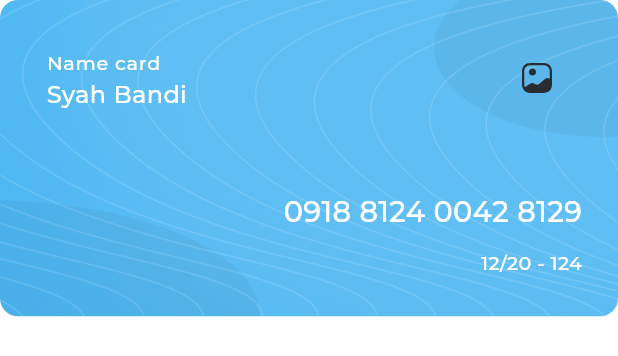
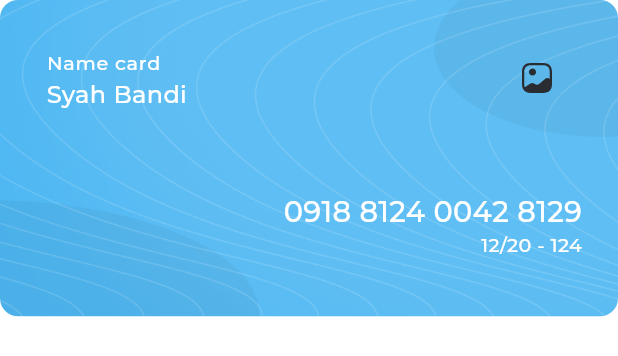
Before and after one commit to ahmedghaly15/Responsive-Flutter-App, a Flutter app: the MyCard widget shown alone on an empty page, opened directly, on a phone screen of 412 x 824 dp. Shown: the top 356 px of the screen. Run offline on Flutter 3.47's test engine with Material 3 defaults, Android fonts, the phone set to English and light mode, and no system bars; our stand-ins replace expandable_page_view, fl_chart, flutter_svg; project files that could hold a hidden picture were left out.

Commit message:
Make MyCard widget more responsive

```diff
--- a/lib/core/utils/functions/get_responsive_font_size.dart
+++ b/lib/core/utils/functions/get_responsive_font_size.dart
@@ -4,7 +4,7 @@
 import 'package:flutter/material.dart';
 import 'package:responsive_adaptive/core/utils/size_config.dart';
 
-double getResponsiveFontSize(context, {required double fontSize}) {
+double getResponsiveFontSize(BuildContext context, {required double fontSize}) {
   double scaleFactor = getScaleFactor(context);
   double responsiveFontSize = fontSize * scaleFactor;
 
@@ -14,7 +14,9 @@ double getResponsiveFontSize(context, {required double fontSize}) {
   return responsiveFontSize.clamp(lowerLimit, upperLimit);
 }
 
-double getScaleFactor(context) {
+double getScaleFactor(BuildContext context) {
+  // To get the same width of Media query use below steps :
+
   // var dispatcher = PlatformDispatcher.instance;
   // var physicalWidth = dispatcher.views.first.physicalSize.width;
   // var devicePixelRatio = dispatcher.views.first.devicePixelRatio;
--- a/lib/widgets/my_card.dart
+++ b/lib/widgets/my_card.dart
@@ -48,6 +48,7 @@ class MyCard extends StatelessWidget {
             const Spacer(),
             Padding(
               padding: const EdgeInsets.only(right: 24),
+              child: Expanded(
                 child: Column(
                   crossAxisAlignment: CrossAxisAlignment.end,
                   children: [
@@ -57,7 +58,6 @@ class MyCard extends StatelessWidget {
                         color: Colors.white,
                       ),
                     ),
-                  const SizedBox(height: 12),
                     Text(
                       '12/20 - 124',
                       style: AppStyles.styleRegular16(context).copyWith(
@@ -67,7 +67,8 @@ class MyCard extends StatelessWidget {
                   ],
                 ),
               ),
-            const SizedBox(height: 27),
+            ),
+            const Flexible(child: SizedBox()),
           ],
         ),
       ),
```
Lines whose indentation alone changed are shown as unchanged.
